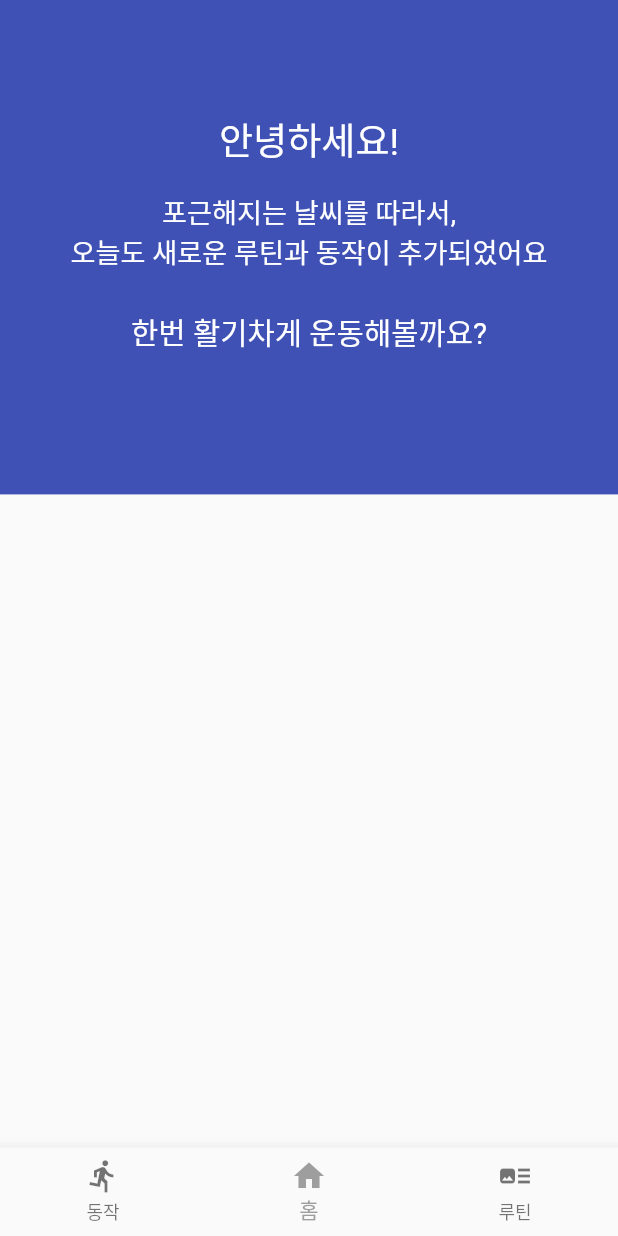
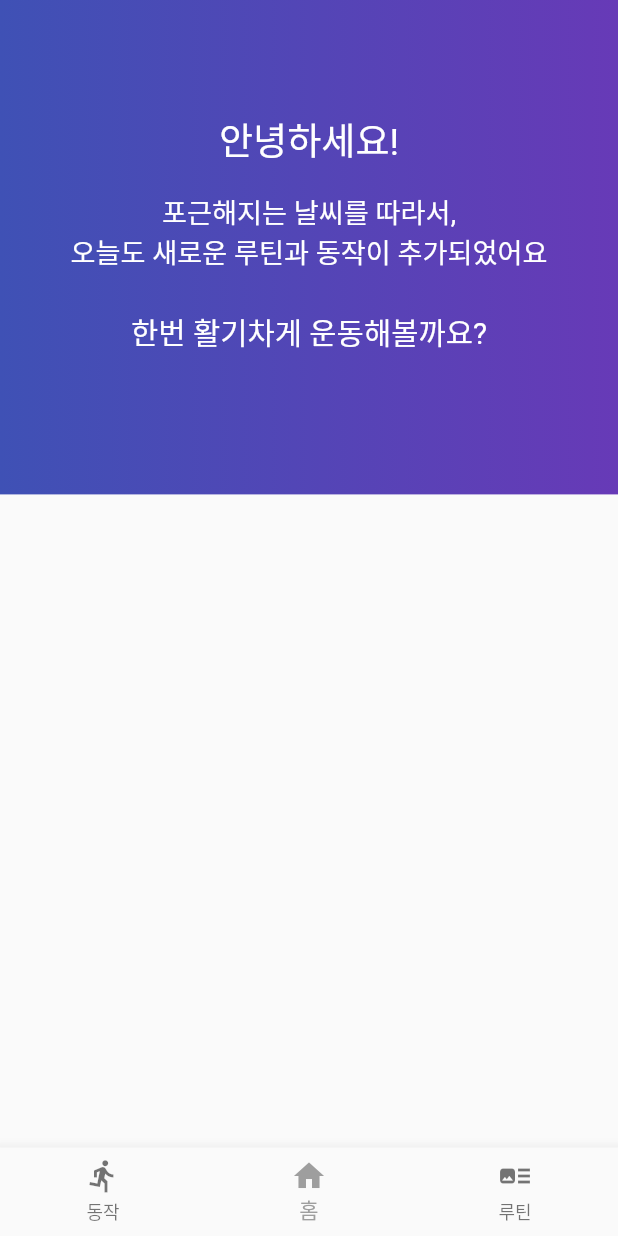
Before and after one commit to project-MyTin/Flutter, a Flutter app: the screen it shows after launch, on a phone screen of 412 x 824 dp. Run offline on Flutter 3.47's test engine with Material 2 defaults, Android fonts, the phone set to English and light mode, and no system bars; our stand-ins replace get, image_picker.

Commit message:
code : add gradient in MainPageHeader

```diff
--- a/lib/screens/screen_main.dart
+++ b/lib/screens/screen_main.dart
@@ -24,7 +24,6 @@ class MainPage extends StatelessWidget {
 
   Container buildMainPageHeader(double height, double width) {
     return Container(
-      color: Colors.indigo,
       width: width,
       height: 0.4 * height,
       child: Column(
@@ -38,6 +37,16 @@ class MainPage extends StatelessWidget {
               Text("한번 활기차게 운동해볼까요?", style: TextStyle(color: Colors.white, fontSize: 0.024 * height)),
             ],
           ),
+      decoration: BoxDecoration(
+        gradient: LinearGradient(
+          begin: Alignment.centerLeft,
+          end: Alignment.centerRight,
+          colors: [
+            Colors.indigo,
+            Colors.deepPurple
+          ]
+        ),
+      ),
     );
   }
 }
```
